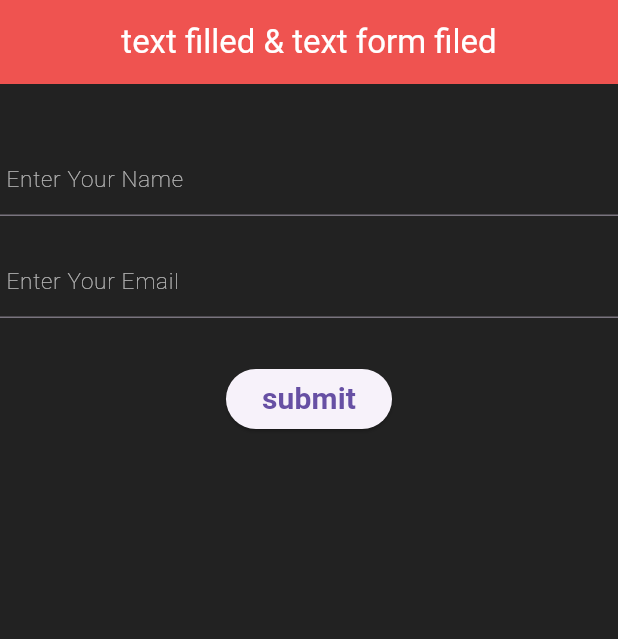
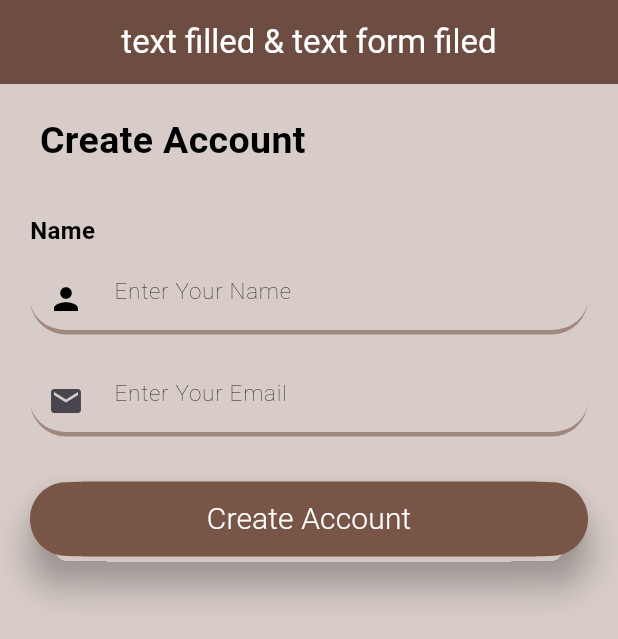
Before and after one commit to nnourran800/textfiled_and_formfiled, a Flutter app: the screen it shows after launch, on a phone screen of 412 x 824 dp. Shown: the top 639 px of the screen. Run offline on Flutter 3.47's test engine with Material 3 defaults, Android fonts, the phone set to English and light mode, and no system bars.

Commit message:
Refactor form UI with new styles and layout
Updated the UI for the form by changing background colors, adding padding, and modifying text styles. Improved the layout by restructuring the form fields and buttons for better user experience.

```diff
--- a/lib/textfilleds.dart
+++ b/lib/textfilleds.dart
@@ -14,46 +14,118 @@ class _TextfilledsState extends State<Textfilleds> {
 
   Widget build(BuildContext context) {
     return Scaffold(
-      backgroundColor: Colors.black87,
+      backgroundColor: Colors.brown[100],
       appBar: AppBar(
-        backgroundColor: Colors.red[400],
+        backgroundColor: Colors.brown[600],
         foregroundColor: Colors.white,
         title: Center(child: Text("text filled & text form filed")),
       ),
-      body: Form(
+      body: Padding(
+        padding: const EdgeInsets.all(20.0),
+        child: Form(
           key: formKey,
           child: Column(
+            crossAxisAlignment: CrossAxisAlignment.start,
             children: [
-            SizedBox(height: 40),
+              Text(
+                " Create Account",
+                style: TextStyle(
+                  fontSize: 25,
+                  color: Colors.black,
+                  fontWeight: FontWeight.bold,
+                ),
+              ),
+              SizedBox(height: 30),
+              Text(
+                "Name",
+                style: TextStyle(
+                  color: Colors.black,
+                  fontSize: 16,
+                  fontWeight: FontWeight.bold,
+                ),
+              ),
+              SizedBox(height: 10),
               TextField(
                 style: TextStyle(
-                color: Colors.white70,
+                  color: Colors.black,
                   fontSize: 15,
                   fontWeight: FontWeight.w200,
                 ),
                 decoration: InputDecoration(
                   hintText: " Enter Your Name",
+                  prefixIcon: Icon(Icons.person, color: Colors.black),
                   hintStyle: TextStyle(
                     fontSize: 15,
                     fontWeight: FontWeight.w200,
-                  color: Colors.white70,
+                    color: Colors.black,
+                  ),
+
+                  border: UnderlineInputBorder(
+                    borderRadius: BorderRadius.circular(50),
+                  ),
+
+                  enabledBorder: UnderlineInputBorder(
+                    borderRadius: BorderRadius.circular(80),
+                    borderSide: BorderSide(
+                      color: Colors.brown.shade300,
+                      width: 3,
+                    ),
+                  ),
+
+                  focusedBorder: UnderlineInputBorder(
+                    borderRadius: BorderRadius.circular(80),
+                    borderSide: BorderSide(
+                      color: Colors.pink.shade300,
+                      width: 3,
+                    ),
                   ),
                 ),
               ),
               SizedBox(height: 20),
               TextFormField(
                 style: TextStyle(
-                color: Colors.white70,
+                  color: Colors.black,
                   fontSize: 15,
                   fontWeight: FontWeight.w200,
                 ),
+
                 decoration: InputDecoration(
+                  border: UnderlineInputBorder(
+                    borderRadius: BorderRadius.circular(50),
+                  ),
+
+                  enabledBorder: UnderlineInputBorder(
+                    borderRadius: BorderRadius.circular(80),
+                    borderSide: BorderSide(
+                      color: Colors.brown.shade300,
+                      width: 3,
+                    ),
+                  ),
+                  focusedBorder: UnderlineInputBorder(
+                    borderRadius: BorderRadius.circular(80),
+                    borderSide: BorderSide(
+                      color: Colors.pink.shade300,
+                      width: 3,
+                    ),
+                  ),
+                  errorBorder: UnderlineInputBorder(
+                    borderRadius: BorderRadius.circular(80),
+                    borderSide: BorderSide(color: Colors.red, width: 3),
+                  ),
+                  //   focusedErrorBorder: UnderlineInputBorder(
+                  //    borderRadius: BorderRadius.circular(80),
+                  //     borderSide: BorderSide(
+                  //      color: Colors.red,
+                  //       width: 3,
+                  //   ),
+                  // ),
                   hintText: " Enter Your Email",
                   hintStyle: TextStyle(
                     fontSize: 15,
                     fontWeight: FontWeight.w200,
-                  color: Colors.white70,
+                    color: Colors.black,
                   ),
+                  prefixIcon: Icon(Icons.email),
                 ),
                 validator: (value) {
                   if (value == null || value.isEmpty) {
@@ -63,20 +135,38 @@ class _TextfilledsState extends State<Textfilleds> {
                 },
               ),
               SizedBox(height: 30),
-            ElevatedButton(
+              SizedBox(
+                height: 50,
+                width: double.infinity,
+                child: ElevatedButton(
                   onPressed: () {
                     if (formKey.currentState!.validate()) {
                       print(" form is valid");
-                }else(  print("email  is required "));
+                    } else
+                      (print("email  is required "));
                   },
+                  style: ElevatedButton.styleFrom(
+                    backgroundColor: Colors.brown,
+                    shadowColor: Colors.black,
+                    elevation: 10,
+                    shape: RoundedSuperellipseBorder(
+                      borderRadius: BorderRadius.circular(50),
+                    ),
+                  ),
                   child: Text(
-                "submit",
-                style: TextStyle(fontSize: 20, fontWeight: FontWeight.bold),
+                    "Create Account",
+                    style: TextStyle(
+                      fontSize: 20,
+                      color: Colors.white,
+                      fontWeight: FontWeight.w300,
+                    ),
+                  ),
                 ),
               ),
             ],
           ),
         ),
+      ),
     );
   }
 }
```
Lines whose indentation alone changed are shown as unchanged.
